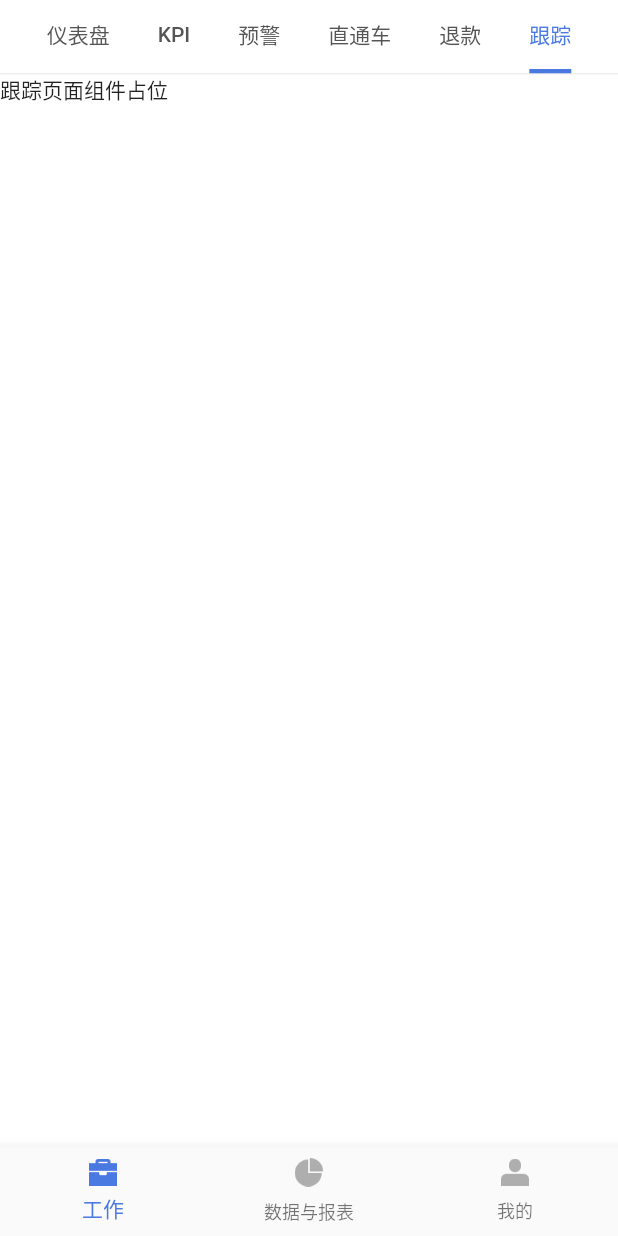
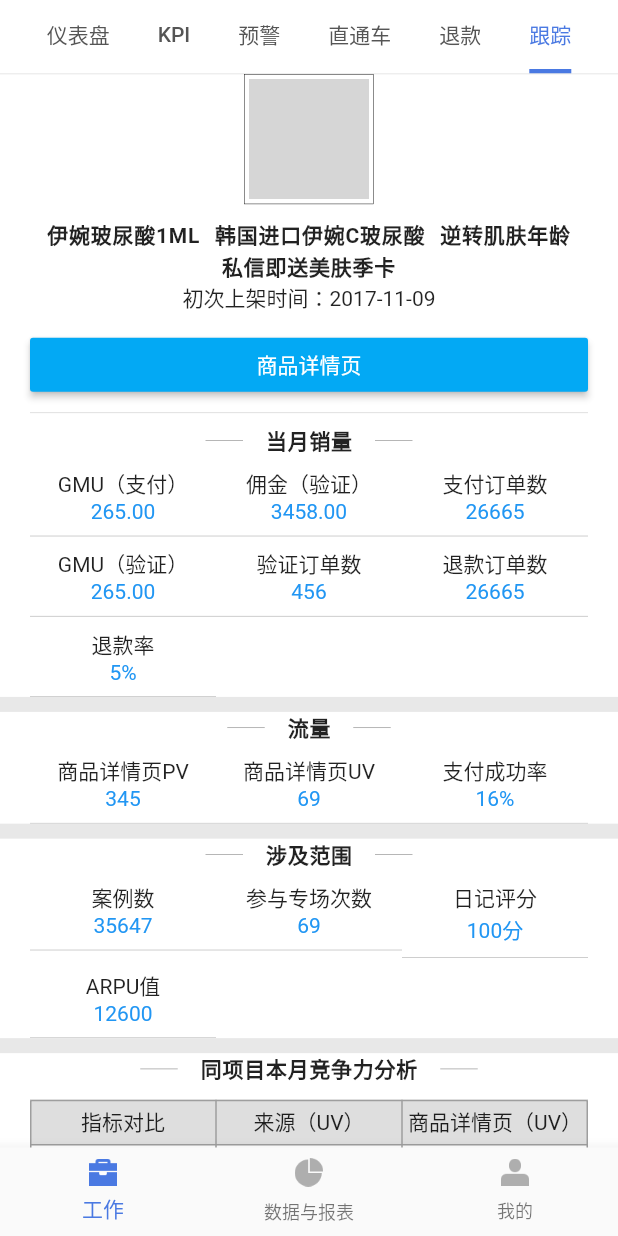
Before and after one commit to dashugege/BehavioDemo, a Flutter app: the screen it shows after launch, tab 6 chosen, on a phone screen of 412 x 824 dp. Run offline on Flutter 3.47's test engine with Material 2 defaults, Android fonts, the phone set to English and light mode, and no system bars; our stand-ins replace transparent_image; network calls fail; grey boxes are pictures that could not be loaded.

Commit message:
商品详情页

```diff
--- a/demo_app/lib/pages/home.dart
+++ b/demo_app/lib/pages/home.dart
@@ -1,5 +1,6 @@
 import 'package:demo_app/pages/dashboard.dart';
 import 'package:flutter/material.dart';
+import 'package:demo_app/pages/product.dart';
 
 class Home extends StatefulWidget {
   Home({Key key}) : super(key: key);
@@ -23,7 +24,8 @@ class _HomeState extends State<Home> with SingleTickerProviderStateMixin {
     Text('预警页面组件占位'),
     Text('直通车页面组件占位'),
     Text('退款页面组件占位'),
-    Text('跟踪页面组件占位'),
+    // Text('跟踪页面组件占位'),
+    ProductDetail()
   ];
   TabController _tabController;
 
--- /dev/null
+++ b/demo_app/lib/pages/product.dart
@@ -0,0 +1,306 @@
+import 'package:flutter/material.dart';
+import 'package:transparent_image/transparent_image.dart';
+
+class ProductDetail extends StatelessWidget {
+  @override
+  Widget build(BuildContext context) {
+    return SingleChildScrollView(
+      child: Column(
+        children: <Widget>[
+          Padding(
+            padding: EdgeInsets.fromLTRB(20.0, 0.0, 20.0, 0.0),
+            child: Column(
+              children: <Widget>[
+                TopModule(),
+                Divider(),
+                DataModule(title: "当月销量", list: [
+                  {"name": "GMU（支付）", "num": "265.00"},
+                  {"name": "佣金（验证）", "num": "3458.00"},
+                  {"name": "支付订单数", "num": "26665"},
+                  {"name": "GMU（验证）", "num": "265.00"},
+                  {"name": "验证订单数", "num": "456"},
+                  {"name": "退款订单数", "num": "26665"},
+                  {"name": "退款率", "num": "5%"},
+                ])
+              ],
+            ),
+          ),
+          Container(
+            height: 10.0,
+            color: Color(0xFFe8e8e8),
+          ),
+          DataModule(title: "流量", list: [
+            {"name": "商品详情页PV", "num": "345"},
+            {"name": "商品详情页UV", "num": "69"},
+            {"name": "支付成功率", "num": "16%"},
+          ]),
+          Container(
+            height: 10.0,
+            color: Color(0xFFe8e8e8),
+          ),
+          DataModule(title: "涉及范围", list: [
+            {"name": "案例数", "num": "35647"},
+            {"name": "参与专场次数", "num": "69"},
+            {"name": "日记评分", "num": "100分"},
+            {"name": "ARPU值", "num": "12600"},
+          ]),
+          Container(
+            height: 10.0,
+            color: Color(0xFFe8e8e8),
+          ),
+          TableModule()
+        ],
+      ),
+    );
+  }
+}
+
+class TopModule extends StatelessWidget {
+  @override
+  Widget build(BuildContext context) {
+    return Column(
+      children: <Widget>[
+        Container(
+            padding: EdgeInsets.all(3.0),
+            decoration: BoxDecoration(
+              border: Border.all(color: Colors.black, width: 0.3),
+            ),
+            child: FadeInImage.memoryNetwork(
+              width: 80.0,
+              placeholder: kTransparentImage,
+              image:
+                  'https://wx.qlogo.cn/mmopen/vi_32/DYAIOgq83epU0V5NLFTZx1JbiakGyMaIVVVl7mtUCjhde5Ria7YWCqCpJqics9FSjFl5CFFvewDHXSuq7dbFCVqug/0',
+            )),
+        Padding(
+          padding: EdgeInsets.only(top: 10.0),
+        ),
+        Text(
+          "伊婉玻尿酸1ML 韩国进口伊婉C玻尿酸 逆转肌肤年龄 私信即送美肤季卡",
+          maxLines: 2,
+          textAlign: TextAlign.center,
+          overflow: TextOverflow.ellipsis,
+          style: TextStyle(
+              fontWeight: FontWeight.bold,
+              wordSpacing: 6.0,
+              letterSpacing: 0.5),
+        ),
+        Text("初次上架时间：2017-11-09"),
+        Padding(
+          padding: EdgeInsets.only(top: 10.0),
+        ),
+        Row(
+          children: <Widget>[
+            Expanded(
+              child: RaisedButton(
+                onPressed: () {},
+                textColor: Colors.white,
+                color: Colors.lightBlue,
+                child: Text("商品详情页"),
+              ),
+            )
+          ],
+        )
+      ],
+    );
+  }
+}
+
+class DataModule extends StatelessWidget {
+  final String title;
+  final List<Map> list;
+  DataModule({Key key, this.title, this.list}) : super(key: key);
+
+  @override
+  Widget build(BuildContext context) {
+    return Column(
+      children: <Widget>[
+        Row(
+          mainAxisAlignment: MainAxisAlignment.center,
+          children: <Widget>[
+            Container(
+              width: 25.0,
+              height: 0.5,
+              color: Colors.grey,
+            ),
+            Padding(
+              padding: EdgeInsets.fromLTRB(15.0, 0.0, 15.0, 0.0),
+              child: Text(
+                this.title,
+                style:
+                    TextStyle(fontWeight: FontWeight.bold, letterSpacing: 0.5),
+              ),
+            ),
+            Container(
+              width: 25.0,
+              height: 0.5,
+              color: Colors.grey,
+            )
+          ],
+        ),
+        Wrap(
+            direction: Axis.horizontal,
+            alignment: WrapAlignment.start,
+            children: this.list.map((i) {
+              return Container(
+                width: (MediaQuery.of(context).size.width - 40.0) / 3,
+                padding: EdgeInsets.only(top: 8.0, bottom: 8.0),
+                decoration: BoxDecoration(
+                    border: Border(
+                  bottom: BorderSide(width: 0.5, color: Colors.black26),
+                )),
+                child: Column(
+                  children: <Widget>[
+                    Text(i["name"]),
+                    Text(
+                      i["num"],
+                      style: TextStyle(
+                        color: Colors.blue,
+                      ),
+                    )
+                  ],
+                ),
+              );
+            }).toList())
+      ],
+    );
+  }
+}
+
+class TableModule extends StatelessWidget {
+  @override
+  Widget build(BuildContext context) {
+    return Padding(
+      padding: EdgeInsets.fromLTRB(20.0, 0.0, 20.0, 0.0),
+      child: Column(
+        children: <Widget>[
+          Row(
+            mainAxisAlignment: MainAxisAlignment.center,
+            children: <Widget>[
+              Container(
+                width: 25.0,
+                height: 0.5,
+                color: Colors.grey,
+              ),
+              Padding(
+                padding: EdgeInsets.fromLTRB(15.0, 0.0, 15.0, 0.0),
+                child: Text(
+                  "同项目本月竞争力分析",
+                  style: TextStyle(
+                      fontWeight: FontWeight.bold, letterSpacing: 0.5),
+                ),
+              ),
+              Container(
+                width: 25.0,
+                height: 0.5,
+                color: Colors.grey,
+              )
+            ],
+          ),
+          Padding(
+              padding: EdgeInsets.only(top: 10.0, bottom: 10.0),
+              child: Table(
+                border: TableBorder.all(width: 1.0, color: Colors.grey),
+                children: [
+                  TableRow(
+                      decoration: BoxDecoration(color: Color(0xFFDEDEDE)),
+                      children: [
+                        TableCell(
+                          child: Container(
+                              height: 30.0,
+                              child: Center(
+                                child: Text("指标对比"),
+                              )),
+                        ),
+                        TableCell(
+                          child: Container(
+                              height: 30.0,
+                              child: Center(
+                                child: Text("来源（UV）"),
+                              )),
+                        ),
+                        TableCell(
+                          child: Container(
+                              height: 30.0,
+                              child: Center(
+                                child: Text("商品详情页（UV）"),
+                              )),
+                        ),
+                      ]),
+                  TableRow(children: [
+                    TableCell(
+                      child: Container(
+                          height: 30.0,
+                          child: Center(
+                            child: Text("GMV（验证）"),
+                          )),
+                    ),
+                    TableCell(
+                      child: Container(
+                          height: 30.0,
+                          child: Center(
+                            child: Text("13467.00"),
+                          )),
+                    ),
+                    TableCell(
+                      child: Container(
+                          height: 30.0,
+                          child: Center(
+                            child: Text("13467.00"),
+                          )),
+                    ),
+                  ]),
+                  TableRow(
+                      decoration: BoxDecoration(color: Color(0xFFDEDEDE)),
+                      children: [
+                        TableCell(
+                          child: Container(
+                              height: 30.0,
+                              child: Center(
+                                child: Text("佣金（验证）"),
+                              )),
+                        ),
+                        TableCell(
+                          child: Container(
+                              height: 30.0,
+                              child: Center(
+                                child: Text("13467.00"),
+                              )),
+                        ),
+                        TableCell(
+                          child: Container(
+                              height: 30.0,
+                              child: Center(
+                                child: Text("13467.00"),
+                              )),
+                        ),
+                      ]),
+                  TableRow(children: [
+                    TableCell(
+                      child: Container(
+                          height: 30.0,
+                          child: Center(
+                            child: Text("支付订单数"),
+                          )),
+                    ),
+                    TableCell(
+                      child: Container(
+                          height: 30.0,
+                          child: Center(
+                            child: Text("13467.00"),
+                          )),
+                    ),
+                    TableCell(
+                      child: Container(
+                          height: 30.0,
+                          child: Center(
+                            child: Text("13467.00"),
+                          )),
+                    ),
+                  ]),
+                ],
+              )),
+        ],
+      ),
+    );
+  }
+}
--- a/demo_app/pubspec.yaml
+++ b/demo_app/pubspec.yaml
@@ -10,8 +10,8 @@ description: A new Flutter application.
 version: 1.0.0+1
 
 environment:
-  sdk: ">=2.1.0 <3.0.0"
-
+  # sdk: ">=2.1.0 <3.0.0"
+  sdk: "<3.0.0"
 dependencies:
   flutter:
     sdk: flutter
@@ -19,6 +19,7 @@ dependencies:
   # The following adds the Cupertino Icons font to your application.
   # Use with the CupertinoIcons class for iOS style icons.
   cupertino_icons: ^0.1.2
+  transparent_image: ^0.1.0
 
 dev_dependencies:
   flutter_test:
```
Also changed, not shown: demo_app/pubspec.lock, 1 other file.
